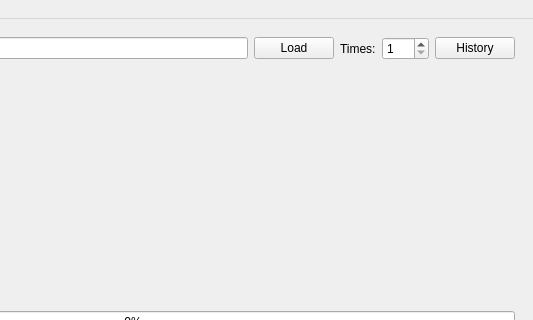
Old version of the form src/mainwindow.ui in the repository coolshou/WebLoadTest; both pictures show x 267 to 800 and y 0 to 320 of the 800 by 600 pixel window.
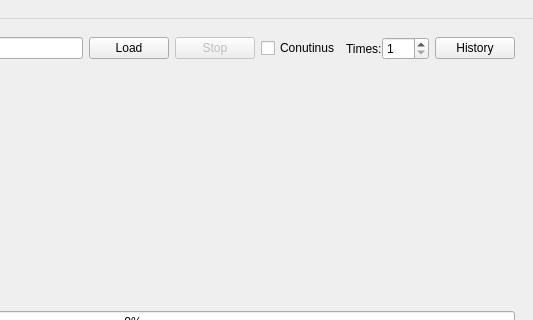
New version of the form. Icons and pictures are not drawn.

Patch:
```diff
--- a/src/mainwindow.ui
+++ b/src/mainwindow.ui
@@ -42,10 +42,45 @@
           <string>Load</string>
          </property>
          <property name="checkable">
-          <bool>true</bool>
+          <bool>false</bool>
          </property>
         </widget>
        </item>
+       <item>
+        <widget class="QPushButton" name="pbStop">
+         <property name="enabled">
+          <bool>false</bool>
+         </property>
+         <property name="text">
+          <string>Stop</string>
+         </property>
+        </widget>
+       </item>
+       <item>
+        <widget class="QCheckBox" name="cbConutinus">
+         <property name="text">
+          <string>Conutinus</string>
+         </property>
+        </widget>
+       </item>
+       <item>
+        <widget class="QWidget" name="wTimes" native="true">
+         <layout class="QHBoxLayout" name="horizontalLayout_2">
+          <property name="spacing">
+           <number>0</number>
+          </property>
+          <property name="leftMargin">
+           <number>0</number>
+          </property>
+          <property name="topMargin">
+           <number>0</number>
+          </property>
+          <property name="rightMargin">
+           <number>0</number>
+          </property>
+          <property name="bottomMargin">
+           <number>0</number>
+          </property>
        <item>
         <widget class="QLabel" name="label_2">
          <property name="text">
@@ -61,6 +96,9 @@
          <property name="maximum">
           <number>999</number>
          </property>
+           </widget>
+          </item>
+         </layout>
         </widget>
        </item>
        <item>
```
Lines whose indentation alone changed are shown as unchanged.
